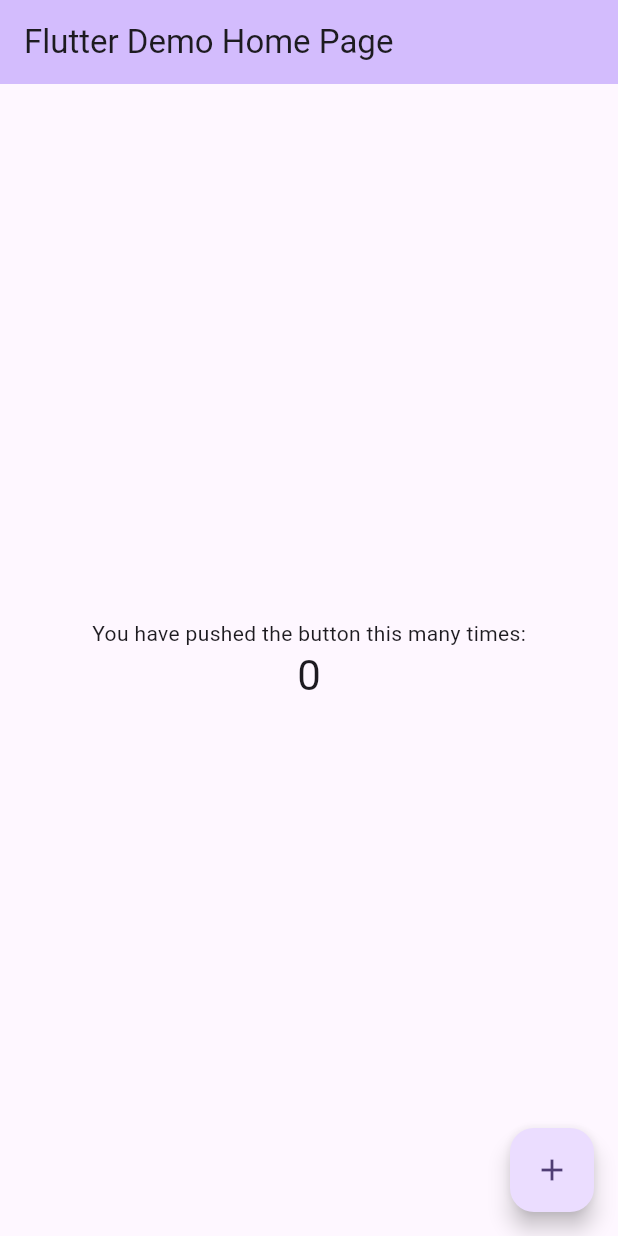
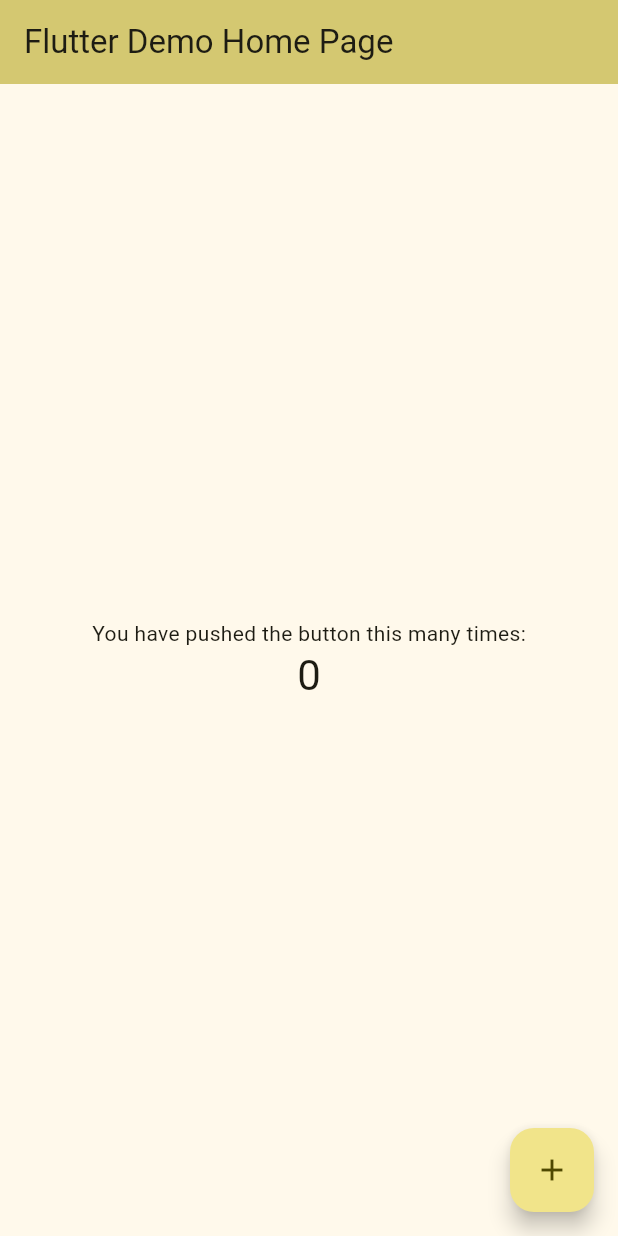
Before and after one commit to MiguelHG2351/yes_no_app, a Flutter app: the screen it shows after launch, on a phone screen of 412 x 824 dp. Run offline on Flutter 3.47's test engine with Material 3 defaults, Android fonts, the phone set to English and light mode, and no system bars.

Commit message:
first theme and handler errors

```diff
--- /dev/null
+++ b/lib/config/theme/app_theme.dart
@@ -0,0 +1,25 @@
+import 'package:flutter/material.dart';
+
+const Color _customColor = Color(0xFF49149F); // #00FF00
+
+const List<Color> _colorThemes = [
+  _customColor,
+  Colors.blue,
+  Colors.teal,
+  Colors.green,
+  Colors.yellow,
+  Colors.orange,
+  Colors.pink,
+];
+
+class AppTheme {
+  final int selectedTheme;
+
+  AppTheme({ this.selectedTheme = 0 }) : assert(selectedTheme >=0 && selectedTheme < _colorThemes.length, 'Color must be between 0 and ${_colorThemes.length - 1}');
+
+  ThemeData theme() {
+    return ThemeData(
+      colorSchemeSeed: _colorThemes[ selectedTheme ]
+    );
+  }
+}
--- a/lib/main.dart
+++ b/lib/main.dart
@@ -1,4 +1,5 @@
 import 'package:flutter/material.dart';
+import 'package:yes_no_app/config/theme/app_theme.dart';
 
 void main() {
   runApp(const MyApp());
@@ -11,26 +12,9 @@ class MyApp extends StatelessWidget {
   @override
   Widget build(BuildContext context) {
     return MaterialApp(
+      debugShowCheckedModeBanner: false,
       title: 'Flutter Demo',
-      theme: ThemeData(
-        // This is the theme of your application.
-        //
-        // TRY THIS: Try running your application with "flutter run". You'll see
-        // the application has a purple toolbar. Then, without quitting the app,
-        // try changing the seedColor in the colorScheme below to Colors.green
-        // and then invoke "hot reload" (save your changes or press the "hot
-        // reload" button in a Flutter-supported IDE, or press "r" if you used
-        // the command line to start the app).
-        //
-        // Notice that the counter didn't reset back to zero; the application
-        // state is not lost during the reload. To reset the state, use hot
-        // restart instead.
-        //
-        // This works for code too, not just values: Most code changes can be
-        // tested with just a hot reload.
-        colorScheme: ColorScheme.fromSeed(seedColor: Colors.deepPurple),
-        useMaterial3: true,
-      ),
+      theme: AppTheme(selectedTheme: 4).theme(),
       home: const MyHomePage(title: 'Flutter Demo Home Page'),
     );
   }
```
